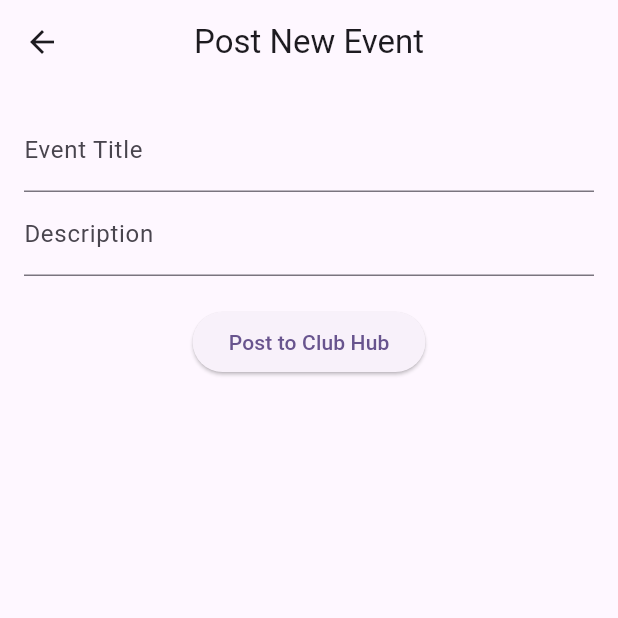
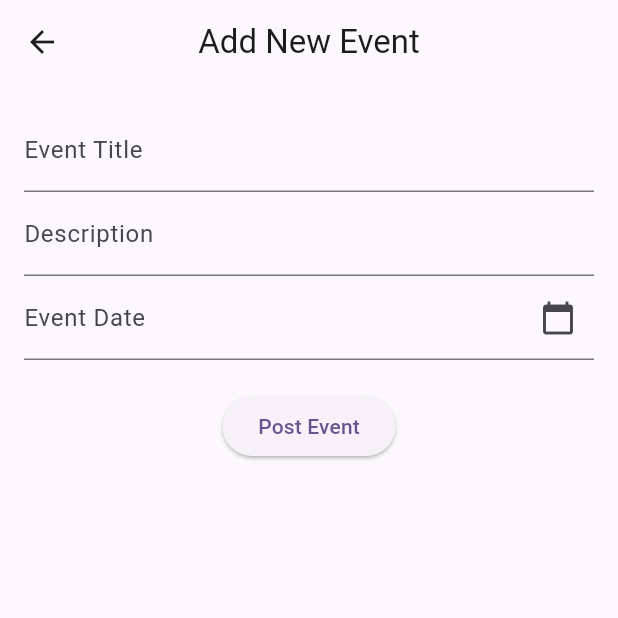
Before and after one commit to kalviumcommunity/S69-0226-DSP-flutter-ClubHubManager, a Flutter app: the AddEventScreen screen opened directly, on a phone screen of 412 x 824 dp, the top half of it. Run offline on Flutter 3.47's test engine with Material 3 defaults, Android fonts, the light colour scheme and no system bars; our stand-ins replace cloud_firestore, firebase_auth, firebase_core; accounts and stored records are empty.

Commit message:
adding aa date

```diff
--- a/lib/screens/add_event_screen.dart
+++ b/lib/screens/add_event_screen.dart
@@ -12,17 +12,36 @@ class AddEventScreen extends StatefulWidget {
 class _AddEventScreenState extends State<AddEventScreen> {
   final _titleController = TextEditingController();
   final _descController = TextEditingController();
+  final _dateController = TextEditingController();
+  DateTime? _selectedDate;
 
-  // Find the _saveEvent function and update the Firebase part:
+  Future<void> _pickDate() async {
+    DateTime? picked = await showDatePicker(
+      context: context,
+      initialDate: DateTime.now(),
+      firstDate: DateTime.now(),
+      lastDate: DateTime(2030),
+    );
+    if (picked != null) {
+      setState(() {
+        _selectedDate = picked;
+        _dateController.text = "${picked.day}/${picked.month}/${picked.year}";
+      });
+    }
+  }
+
   Future<void> _saveEvent() async {
-    if (_titleController.text.isEmpty || _descController.text.isEmpty) return;
+    if (_titleController.text.isEmpty || _selectedDate == null) return;
 
     final userEmail = FirebaseAuth.instance.currentUser?.email ?? "Unknown";
 
     await FirebaseFirestore.instance.collection('events').add({
       'title': _titleController.text,
       'description': _descController.text,
-      'postedBy': userEmail, // <--- Add this line
+      'eventDate': _selectedDate, // Saving as a Timestamp for sorting
+      'dateString': _dateController.text, // Saving for display
+      'postedBy': userEmail,
+      'eventStatus': 'Active',
       'timestamp': FieldValue.serverTimestamp(),
     });
 
@@ -32,15 +51,24 @@ class _AddEventScreenState extends State<AddEventScreen> {
   @override
   Widget build(BuildContext context) {
     return Scaffold(
-      appBar: AppBar(title: const Text("Post New Event")),
+      appBar: AppBar(title: const Text("Add New Event")),
       body: Padding(
         padding: const EdgeInsets.all(16.0),
         child: Column(
           children: [
             TextField(controller: _titleController, decoration: const InputDecoration(labelText: "Event Title")),
             TextField(controller: _descController, decoration: const InputDecoration(labelText: "Description")),
+            TextField(
+              controller: _dateController,
+              readOnly: true,
+              decoration: const InputDecoration(
+                labelText: "Event Date",
+                suffixIcon: Icon(Icons.calendar_today),
+              ),
+              onTap: _pickDate,
+            ),
             const SizedBox(height: 20),
-            ElevatedButton(onPressed: _saveEvent, child: const Text("Post to Club Hub")),
+            ElevatedButton(onPressed: _saveEvent, child: const Text("Post Event")),
           ],
         ),
       ),
```
